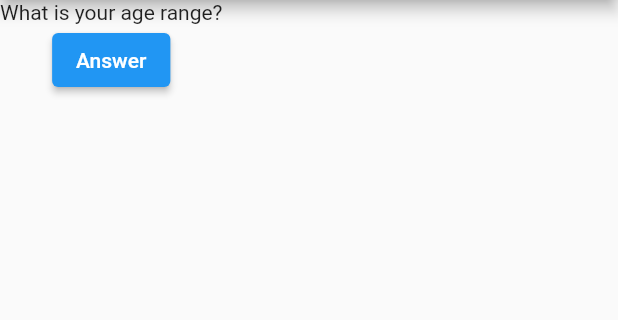
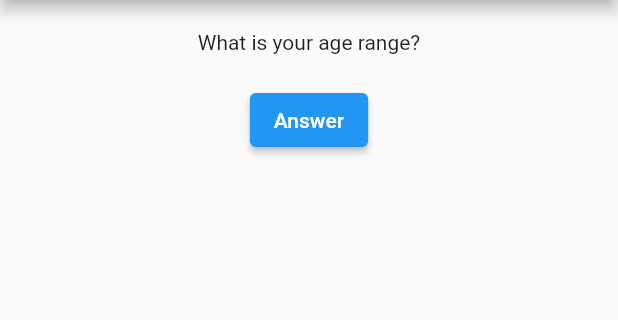
Before and after one commit to edewindt/TestApp, a Flutter app: the screen it shows after launch, on a phone screen of 412 x 824 dp, the part 84-404 px from its top. Run offline on Flutter 3.47's test engine with Material 2 defaults, Android fonts, the phone set to English and light mode, and no system bars.

Commit message:
question widget added

```diff
--- a/lib/main.dart
+++ b/lib/main.dart
@@ -1,4 +1,5 @@
 import 'package:flutter/material.dart';
+import './question.dart';
 
 void main() => runApp(TestApp());
 
@@ -48,7 +49,7 @@ class TestAppState extends State<TestApp> {
           title: Text('Test App'),
         ),
         body: Column(children: [
-          Text(questions[i]['question'] as String),
+          Question(questions[i]['question'] as String),
           ElevatedButton(onPressed: answer, child: Text('Answer'))
         ]),
       ),
--- /dev/null
+++ b/lib/question.dart
@@ -0,0 +1,15 @@
+import 'package:flutter/material.dart';
+
+class Question extends StatelessWidget {
+  final String question;
+  const Question(this.question, {super.key});
+
+  @override
+  Widget build(BuildContext context) {
+    return Center(
+        child: Container(
+      padding: EdgeInsets.symmetric(vertical: 20),
+      child: Text(question),
+    ));
+  }
+}
```
